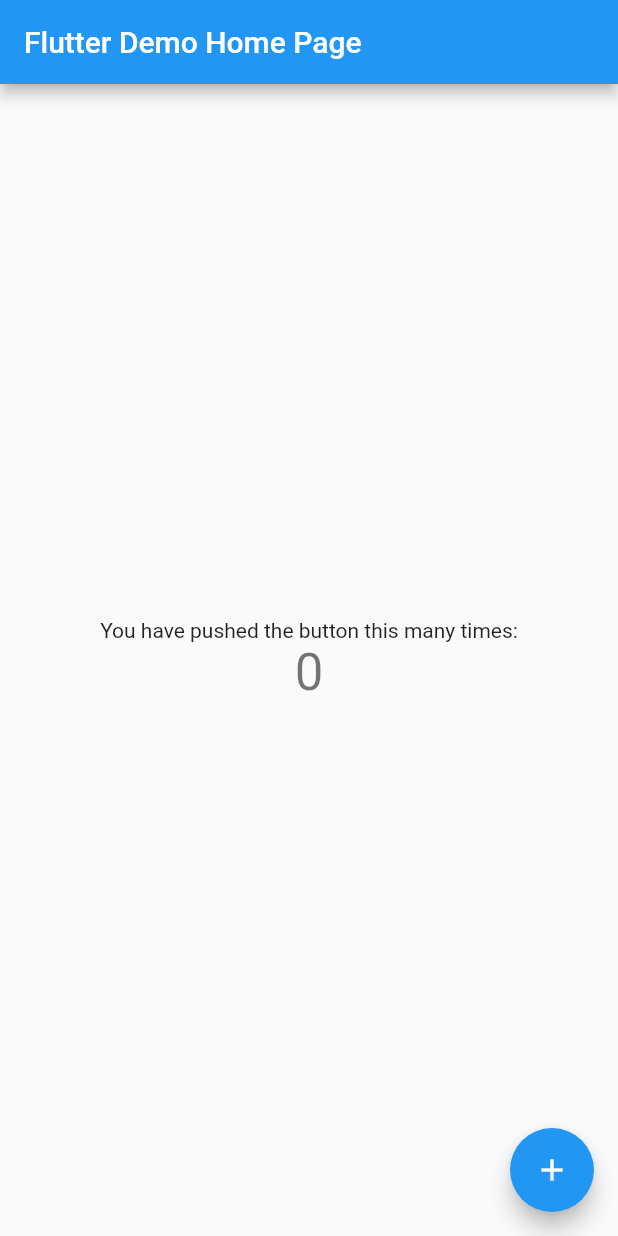
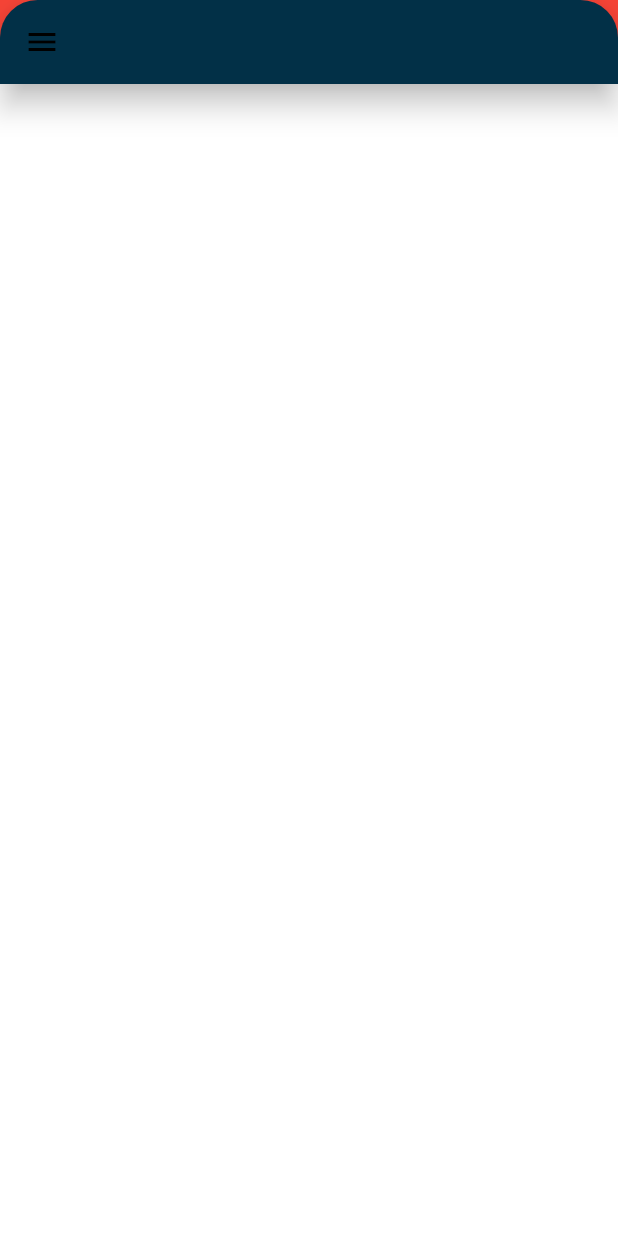
Before and after one commit to rberends/DitpFlutterIntro, a Flutter app: the screen it shows after launch, on a phone screen of 412 x 824 dp. Run offline on Flutter 3.47's test engine with Material 2 defaults, Android fonts, the phone set to English and light mode, and no system bars.

Commit message:
Initial changes, add colors, start on top bar

```diff
--- a/lib/main.dart
+++ b/lib/main.dart
@@ -1,4 +1,6 @@
 import 'package:flutter/material.dart';
+import 'utils/constants.dart';
+
 
 void main() {
   runApp(const MyApp());
@@ -63,53 +65,31 @@
 
   @override
   Widget build(BuildContext context) {
-    // This method is rerun every time setState is called, for instance as done
-    // by the _incrementCounter method above.
-    //
-    // The Flutter framework has been optimized to make rerunning build methods
-    // fast, so that you can just rebuild anything that needs updating rather
-    // than having to individually change instances of widgets.
     return Scaffold(
-      appBar: AppBar(
-        // Here we take the value from the MyHomePage object that was created by
-        // the App.build method, and use it to set our appbar title.
-        title: Text(widget.title),
-      ),
-      body: Center(
-        // Center is a layout widget. It takes a single child and positions it
-        // in the middle of the parent.
-        child: Column(
-          // Column is also a layout widget. It takes a list of children and
-          // arranges them vertically. By default, it sizes itself to fit its
-          // children horizontally, and tries to be as tall as its parent.
-          //
-          // Invoke "debug painting" (press "p" in the console, choose the
-          // "Toggle Debug Paint" action from the Flutter Inspector in Android
-          // Studio, or the "Toggle Debug Paint" command in Visual Studio Code)
-          // to see the wireframe for each widget.
-          //
-          // Column has various properties to control how it sizes itself and
-          // how it positions its children. Here we use mainAxisAlignment to
-          // center the children vertically; the main axis here is the vertical
-          // axis because Columns are vertical (the cross axis would be
-          // horizontal).
-          mainAxisAlignment: MainAxisAlignment.center,
-          children: <Widget>[
-            const Text(
-              'You have pushed the button this many times:',
+      appBar: PreferredSize(
+        preferredSize: AppBar().preferredSize,
+        child: SafeArea(
+          child: Container(
+            color: Colors.red,
+            child: AppBar(
+              shape: RoundedRectangleBorder(
+                  borderRadius: BorderRadius.only(
+                      topLeft: Radius.circular(25.0),
+                      topRight: Radius.circular(25.0))),
+              elevation: 8,
+              backgroundColor: dSecondaryColor,
+              leading: Icon(
+                Icons.menu,
+                color: Colors.black,
+              ),
             ),
-            Text(
-              '$_counter',
-              style: Theme.of(context).textTheme.headlineMedium,
-            ),
-          ],
+          ),
         ),
       ),
-      floatingActionButton: FloatingActionButton(
-        onPressed: _incrementCounter,
-        tooltip: 'Increment',
-        child: const Icon(Icons.add),
-      ), // This trailing comma makes auto-formatting nicer for build methods.
+      body: Container(
+        color: Colors.white,
+      ),
     );
   }
+
 }
--- /dev/null
+++ b/lib/utils/globals.dart
@@ -0,0 +1,5 @@
+import 'package:flutter/material.dart';
+
+class Globals {
+  static GlobalKey<ScaffoldState> scaffoldKey = GlobalKey<ScaffoldState>();
+}
```
Also changed, not shown: lib/topbar/background_clipper.dart (added, +17 -0 lines), lib/utils/constants.dart (added, +14 -0 lines).
